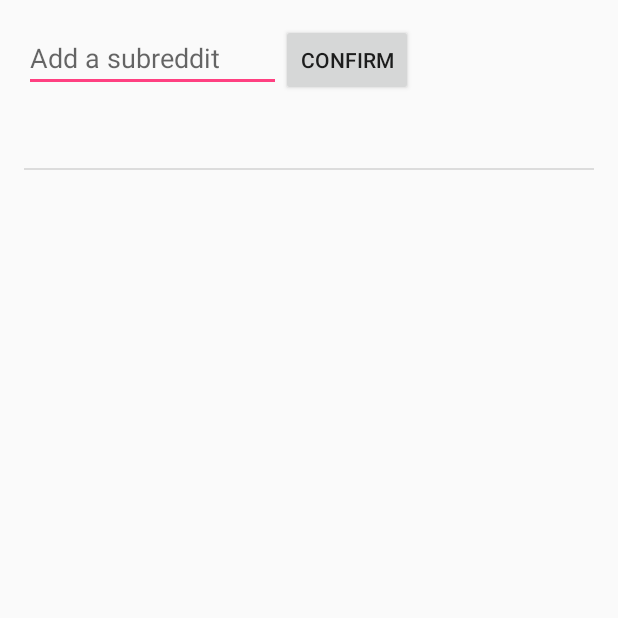
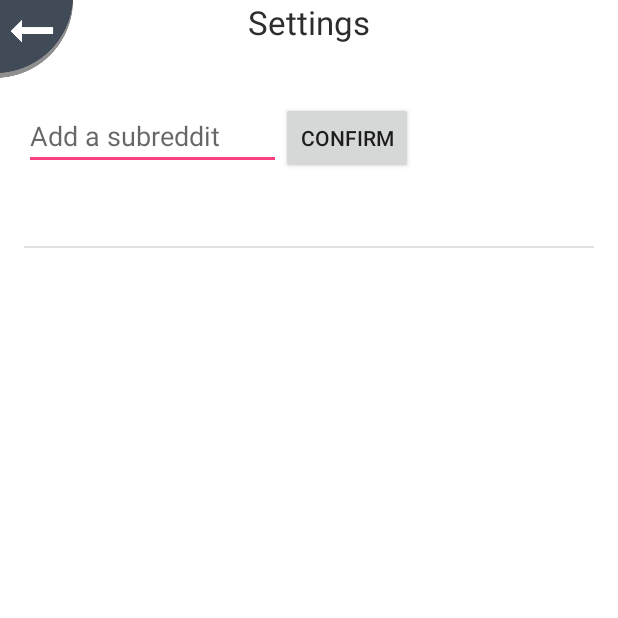
Before and after one commit to JacksonMarkowski/3308-ImageSlide, an Android app: the SettingsActivity screen opened directly, with no data from a screen before it, after a tap on "CONFIRM", on a phone screen of 412 x 824 dp, the top half of it. Run offline under Robolectric (Android 15) with nearby library versions, the phone set to English and light mode, and no system bars.

Commit message:
Added back button to activities
Majority of the code for settings xml and java is from Austin minor
changes in order to add the back button

```diff
--- a/ImageSlide/app/src/main/java/team16_3308/imageslide/ImageSitesActivity.java
+++ b/ImageSlide/app/src/main/java/team16_3308/imageslide/ImageSitesActivity.java
@@ -2,6 +2,7 @@
 
 import android.support.v7.app.AppCompatActivity;
 import android.os.Bundle;
+import android.view.View;
 
 public class ImageSitesActivity extends AppCompatActivity {
 
@@ -10,4 +11,8 @@
         super.onCreate(savedInstanceState);
         setContentView(R.layout.activity_image_sites);
     }
+
+    public void backButtonClick(View view) {
+        finish();
+    }
 }
--- a/ImageSlide/app/src/main/java/team16_3308/imageslide/SettingsActivity.java
+++ b/ImageSlide/app/src/main/java/team16_3308/imageslide/SettingsActivity.java
@@ -53,4 +53,8 @@
         startActivity(refresh);
     }
 
+    public void backButtonClick(View view) {
+        finish();
+    }
+
 }
--- a/ImageSlide/app/src/main/res/drawable/border_shadow.xml
+++ b/ImageSlide/app/src/main/res/drawable/border_shadow.xml
@@ -27,10 +27,10 @@
     -->
 
     <item
-        android:right="-1dp"
+        android:right="-2dp"
         android:left="7dp"
         android:bottom="7dp"
-        android:top="-1dp">
+        android:top="-2dp">
         <shape android:shape="rectangle">
             <solid android:color="@android:color/white"/>
             <stroke android:width="2dp" android:color="#c3404b57"/>
--- a/ImageSlide/app/src/main/res/layout/activity_settings.xml
+++ b/ImageSlide/app/src/main/res/layout/activity_settings.xml
@@ -1,12 +1,43 @@
 <?xml version="1.0" encoding="utf-8"?>
+<RelativeLayout xmlns:android="http://schemas.android.com/apk/res/android"
+    android:id="@+id/mainLayout"
+    android:orientation="horizontal"
+    android:layout_width="match_parent"
+    android:layout_height="match_parent"
+    android:background="@color/colorBackgroundPrimary" >
+
+    <ImageButton
+        android:id="@+id/backButton"
+        android:onClick="backButtonClick"
+        android:layout_width="52dp"
+        android:layout_height="52dp"
+        android:layout_gravity="start"
+        android:src="@drawable/back_icon"
+        android:scaleType="fitCenter"
+        android:background="@null" />
+
+    <TextView
+        android:id="@+id/titleText"
+        android:layout_width="wrap_content"
+        android:layout_height="wrap_content"
+        android:textColor="@color/colorTextPrimary"
+        android:textAllCaps="false"
+        android:text="Settings"
+        android:textSize="22sp"
+        android:layout_alignParentTop="true"
+        android:layout_centerHorizontal="true" />
+
     <LinearLayout xmlns:android="http://schemas.android.com/apk/res/android"
-    xmlns:tools="http://schemas.android.com/tools" android:layout_width="match_parent"
-    android:layout_height="match_parent" android:paddingLeft="@dimen/activity_horizontal_margin"
+        xmlns:tools="http://schemas.android.com/tools"
+        android:layout_width="match_parent"
+        android:layout_height="match_parent"
+        android:paddingLeft="@dimen/activity_horizontal_margin"
         android:paddingRight="@dimen/activity_horizontal_margin"
         android:paddingTop="@dimen/activity_vertical_margin"
         android:paddingBottom="@dimen/activity_vertical_margin"
         tools:context="team16_3308.imageslide.SettingsActivity"
-    android:orientation="vertical">
+        android:orientation="vertical"
+        android:layout_below="@id/backButton">
 
         <LinearLayout
             android:orientation="horizontal"
@@ -46,3 +77,4 @@
         </LinearLayout>
 
     </LinearLayout>
+</RelativeLayout>
--- a/ImageSlide/app/src/main/res/values/strings.xml
+++ b/ImageSlide/app/src/main/res/values/strings.xml
@@ -2,4 +2,5 @@
     <string name="app_name">ImageSlide</string>
     <string name="menu_option1">Image Sites</string>
     <string name="menu_option2">Settings</string>
+    <string name="title_activity_individual_image">IndividualImage</string>
 </resources>
```
Also changed, not shown: ImageSlide/app/src/main/AndroidManifest.xml (+8 -10 lines), ImageSlide/app/src/main/java/team16_3308/imageslide/IndividualImage.java (added, +62 -0 lines), ImageSlide/app/src/main/java/team16_3308/imageslide/MainActivity.java (+5 -4 lines), ImageSlide/app/src/main/res/layout/activity_image_sites.xml (+26 -6 lines), ImageSlide/app/src/main/res/layout/activity_individual_image.xml (added, +75 -0 lines), ImageSlide/app/src/main/res/drawable/back_icon.png (added). Lines whose indentation alone changed are shown as unchanged.
